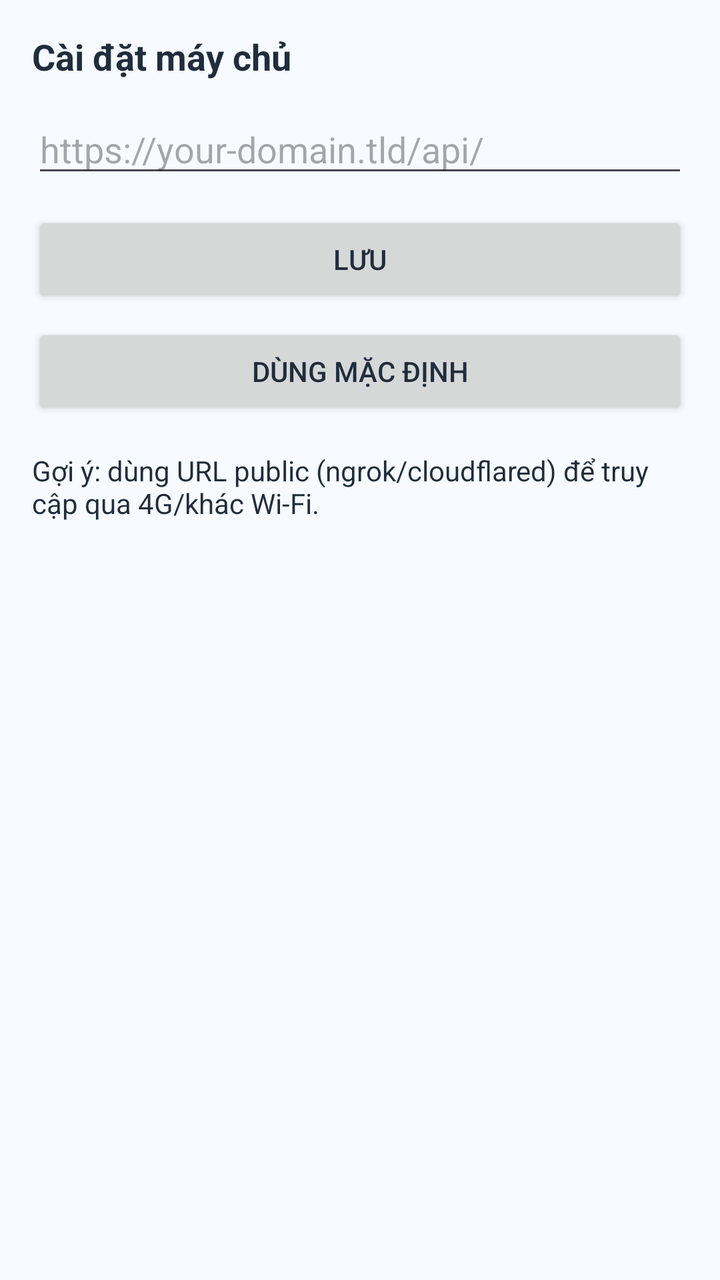
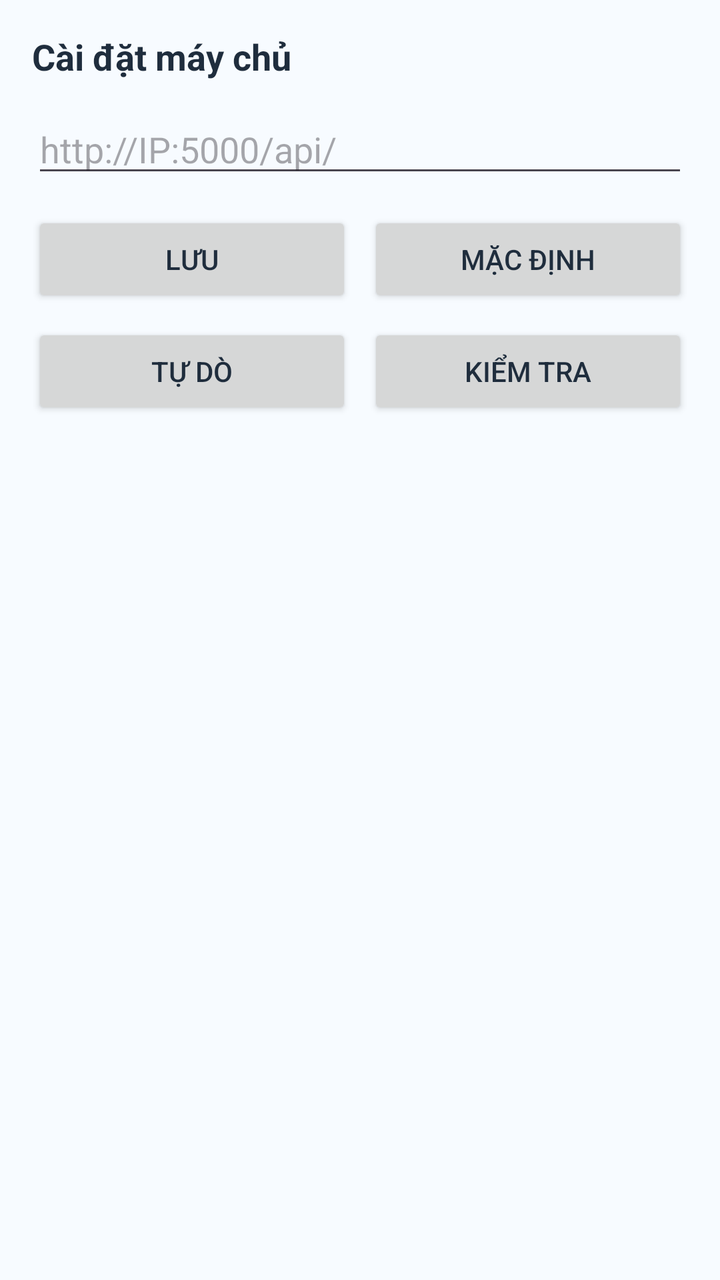

Compare the two renders of this Android layout. The source of the first and the diff that turns it into the second are given below.
<!-- AndroidManifest.xml: application theme Theme.ChamCong -->
<!-- res/layout/activity_settings.xml -->
<?xml version="1.0" encoding="utf-8"?>
<LinearLayout xmlns:android="http://schemas.android.com/apk/res/android"
    android:layout_width="match_parent"
    android:layout_height="match_parent"
    android:orientation="vertical"
    android:padding="16dp">

    <TextView
        android:layout_width="wrap_content"
        android:layout_height="wrap_content"
        android:text="Cài đặt máy chủ"
        android:textStyle="bold"
        android:textSize="18sp" />

    <EditText
        android:id="@+id/etBaseUrl"
        android:layout_width="match_parent"
        android:layout_height="wrap_content"
        android:layout_marginTop="12dp"
        android:hint="https://your-domain.tld/api/"/>

    <Button
        android:id="@+id/btnSave"
        android:layout_width="match_parent"
        android:layout_height="wrap_content"
        android:layout_marginTop="12dp"
        android:text="Lưu"/>

    <Button
        android:id="@+id/btnReset"
        android:layout_width="match_parent"
        android:layout_height="wrap_content"
        android:layout_marginTop="8dp"
        android:text="Dùng mặc định"/>

    <TextView
        android:layout_width="match_parent"
        android:layout_height="wrap_content"
        android:layout_marginTop="16dp"
        android:text="Gợi ý: dùng URL public (ngrok/cloudflared) để truy cập qua 4G/khác Wi‑Fi."/>

</LinearLayout>
<!-- resources referenced by this layout -->
<resources>
  <style name="Theme.ChamCong" parent="Base.Theme.ChamCong" />
  <style name="Base.Theme.ChamCong" parent="Theme.Material3.DayNight.NoActionBar">
          <item name="colorPrimary">@color/primaryBlue</item>
          <item name="colorPrimaryContainer">@color/accentBlue</item>
          <item name="android:colorBackground">@color/bgLight</item>
          <item name="android:textColor">@color/textPrimary</item>
      </style>
  <color name="primaryBlue">#4A90E2</color>
  <color name="accentBlue">#5DA9F6</color>
  <color name="bgLight">#F7FBFF</color>
  <color name="textPrimary">#1F2D3D</color>
</resources>

<!-- the commit's change to res/layout/activity_settings.xml (unified diff, before → after) -->
@@ -10,33 +10,53 @@
         android:layout_height="wrap_content"
         android:text="Cài đặt máy chủ"
         android:textStyle="bold"
-        android:textSize="18sp" />
+        android:textSize="18sp"/>
 
     <EditText
         android:id="@+id/etBaseUrl"
         android:layout_width="match_parent"
         android:layout_height="wrap_content"
-        android:layout_marginTop="12dp"
-        android:hint="https://your-domain.tld/api/"/>
+        android:hint="http://IP:5000/api/"
+        android:layout_marginTop="12dp"/>
 
-    <Button
-        android:id="@+id/btnSave"
+    <LinearLayout
         android:layout_width="match_parent"
         android:layout_height="wrap_content"
-        android:layout_marginTop="12dp"
-        android:text="Lưu"/>
+        android:orientation="horizontal"
+        android:layout_marginTop="12dp">
+        <Button
+            android:id="@+id/btnSave"
+            android:layout_width="0dp"
+            android:layout_height="wrap_content"
+            android:layout_weight="1"
+            android:text="Lưu"/>
+        <View android:layout_width="8dp" android:layout_height="0dp"/>
+        <Button
+            android:id="@+id/btnReset"
+            android:layout_width="0dp"
+            android:layout_height="wrap_content"
+            android:layout_weight="1"
+            android:text="Mặc định"/>
+    </LinearLayout>
 
-    <Button
-        android:id="@+id/btnReset"
+    <LinearLayout
         android:layout_width="match_parent"
         android:layout_height="wrap_content"
-        android:layout_marginTop="8dp"
-        android:text="Dùng mặc định"/>
-
-    <TextView
-        android:layout_width="match_parent"
-        android:layout_height="wrap_content"
-        android:layout_marginTop="16dp"
-        android:text="Gợi ý: dùng URL public (ngrok/cloudflared) để truy cập qua 4G/khác Wi‑Fi."/>
+        android:orientation="horizontal"
+        android:layout_marginTop="8dp">
+        <Button
+            android:id="@+id/btnAuto"
+            android:layout_width="0dp"
+            android:layout_height="wrap_content"
+            android:layout_weight="1"
+            android:text="Tự dò"/>
+        <View android:layout_width="8dp" android:layout_height="0dp"/>
+        <Button
+            android:id="@+id/btnTest"
+            android:layout_width="0dp"
+            android:layout_height="wrap_content"
+            android:layout_weight="1"
+            android:text="Kiểm tra"/>
+    </LinearLayout>
 
 </LinearLayout>
